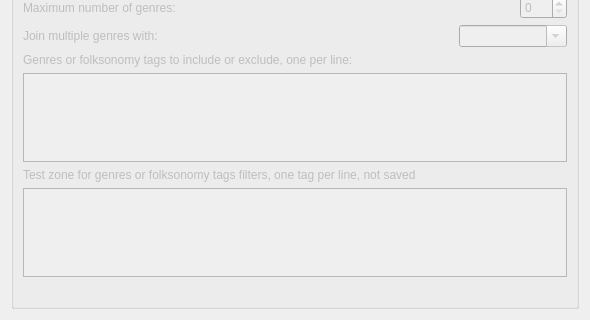
This is ui/options_genres.ui in metabrainz/picard as Qt 5 draws it before an edit; both pictures show x 0 to 590 and y 151 to 471 of the 590 by 471 pixel window. The edited form follows.
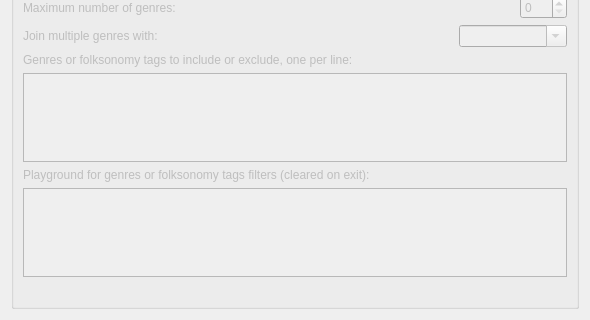
This is the edited form.

Commit message: Make tool tips translatable

The edit to the form file:
```diff
--- a/ui/options_genres.ui
+++ b/ui/options_genres.ui
@@ -211,7 +211,7 @@
       <item>
        <widget class="QLabel" name="label_test_genres_filter">
         <property name="text">
-         <string>Test zone for genres or folksonomy tags filters, one tag per line, not saved</string>
+         <string>Playground for genres or folksonomy tags filters (cleared on exit):</string>
         </property>
        </widget>
       </item>
```
Left out of the diff: 6 changed lines with no effect on the pictures. The commit also changes 2 other files.
